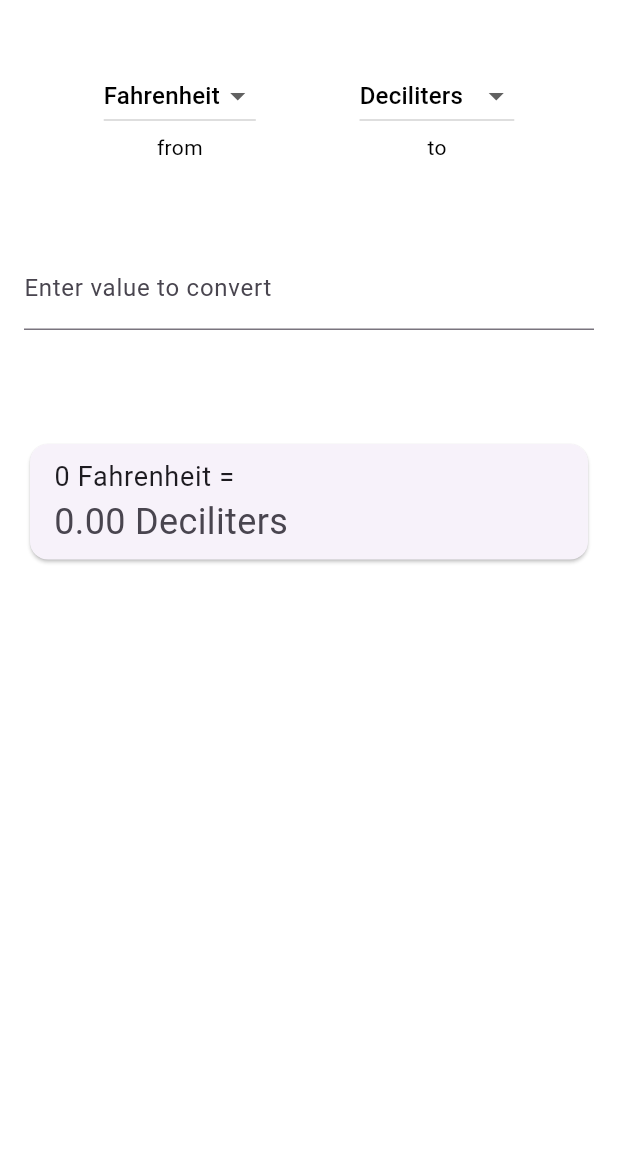
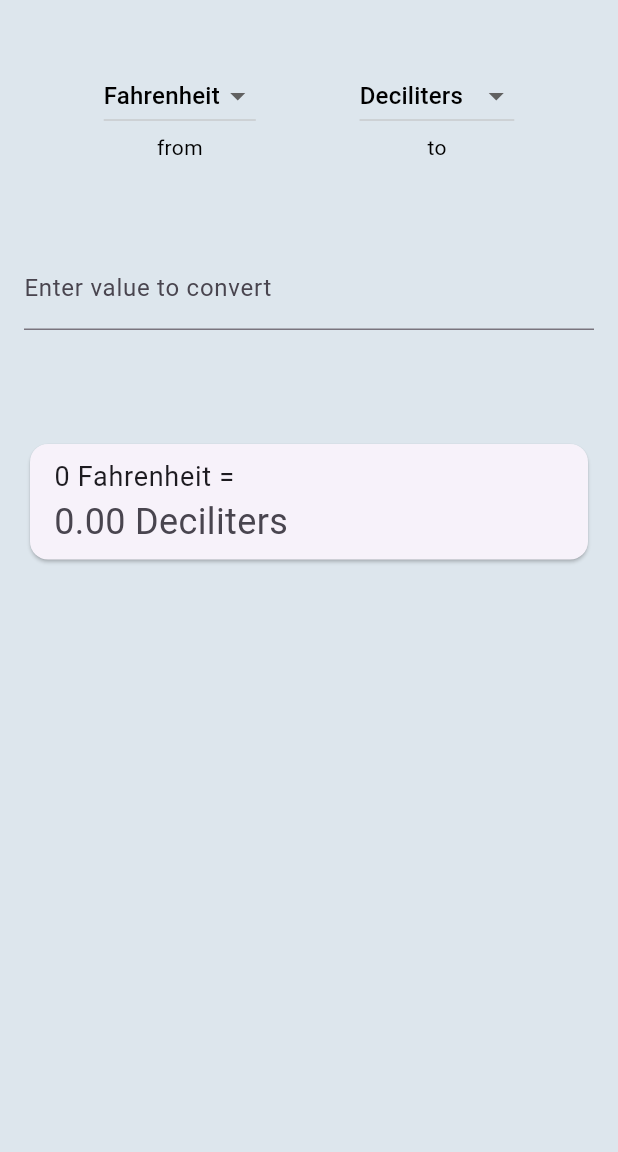
Before and after one commit to mekkmann/measurement-converter, a Flutter app: the screen it shows after launch, on a phone screen of 412 x 824 dp, the part 84-1236 px from its top. Run offline on Flutter 3.47's test engine with Material 3 defaults, Android fonts, the phone set to English and light mode, and no system bars; Roboto replaces fonts that are missing (Poppins).

Commit message:
design and theme

```diff
--- a/lib/utils/text_theme.dart
+++ b/lib/utils/text_theme.dart
@@ -25,24 +25,24 @@ class TTextTheme {
       titleSmall: TextStyle().copyWith(color: Colors.black),
   );
   static TextTheme darkTextTheme = TextTheme(
-    bodyLarge: TextStyle().copyWith(color: Colors.white),
-    bodyMedium: TextStyle().copyWith(color: Colors.white),
-    bodySmall: TextStyle().copyWith(color: Colors.white),
+    bodyLarge: TextStyle().copyWith(color: Colors.black),
+    bodyMedium: TextStyle().copyWith(color: Colors.black),
+    bodySmall: TextStyle().copyWith(color: Colors.black),
 
-    displayLarge: TextStyle().copyWith(color: Colors.white),
-    displayMedium: TextStyle().copyWith(color: Colors.white),
-    displaySmall: TextStyle().copyWith(color: Colors.white),
+    displayLarge: TextStyle().copyWith(color: Colors.black),
+    displayMedium: TextStyle().copyWith(color: Colors.black),
+    displaySmall: TextStyle().copyWith(color: Colors.black),
 
-    headlineLarge: TextStyle().copyWith(color: Colors.white),
-    headlineMedium: TextStyle().copyWith(color: Colors.white),
-    headlineSmall: TextStyle().copyWith(color: Colors.white),
+    headlineLarge: TextStyle().copyWith(color: Colors.black),
+    headlineMedium: TextStyle().copyWith(color: Colors.black),
+    headlineSmall: TextStyle().copyWith(color: Colors.black),
 
-    labelLarge: TextStyle().copyWith(color: Colors.white),
-    labelMedium: TextStyle().copyWith(color: Colors.white),
-    labelSmall: TextStyle().copyWith(color: Colors.white),
+    labelLarge: TextStyle().copyWith(color: Colors.black),
+    labelMedium: TextStyle().copyWith(color: Colors.black),
+    labelSmall: TextStyle().copyWith(color: Colors.black),
 
-    titleLarge: TextStyle().copyWith(color: Colors.white),
-    titleMedium: TextStyle().copyWith(color: Colors.white),
-    titleSmall: TextStyle().copyWith(color: Colors.white),
+    titleLarge: TextStyle().copyWith(color: Colors.black),
+    titleMedium: TextStyle().copyWith(color: Colors.black),
+    titleSmall: TextStyle().copyWith(color: Colors.black),
   );
 }
--- a/lib/utils/theme.dart
+++ b/lib/utils/theme.dart
@@ -8,8 +8,7 @@ class TAppTheme {
     useMaterial3: true,
     fontFamily: 'Poppins',
     brightness: Brightness.light,
-    primaryColor: Colors.blue,
-    scaffoldBackgroundColor: Colors.white,
+    scaffoldBackgroundColor: Color(0xFFDDE6ED),
     appBarTheme: AppBarTheme(
       backgroundColor: Color(0xFF27374D),
       titleTextStyle: TextStyle().copyWith(color: Colors.white, fontSize: 18),
@@ -21,10 +20,10 @@ class TAppTheme {
     useMaterial3: true,
     fontFamily: 'Poppins',
     brightness: Brightness.dark,
-    primaryColor: Colors.blue,
-    scaffoldBackgroundColor: Colors.blueGrey,
+    scaffoldBackgroundColor: Color(0xFFDDE6ED),
     appBarTheme: AppBarTheme(
-      backgroundColor: Colors.black,
+      backgroundColor: Color(0xFF27374D),
+      titleTextStyle: TextStyle().copyWith(color: Colors.white, fontSize: 18),
     ),
     textTheme: TTextTheme.darkTextTheme,
   );
```
